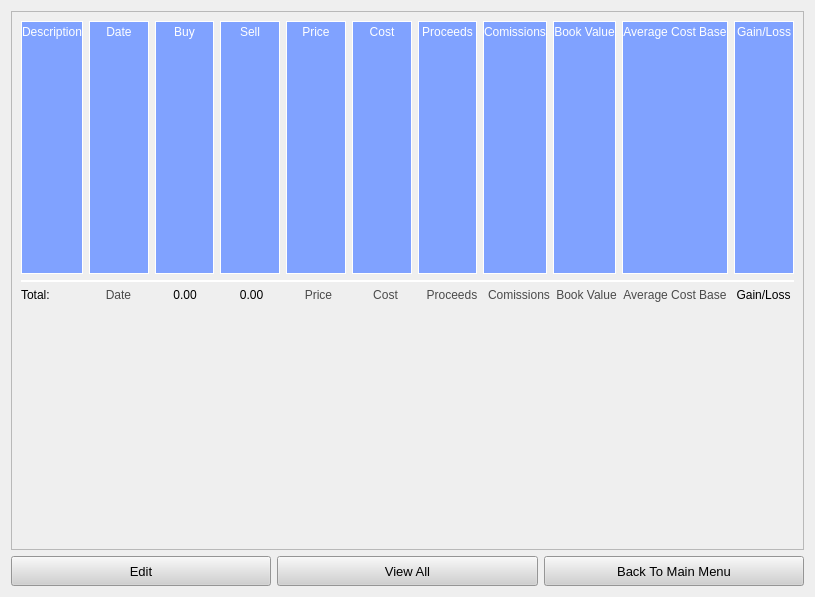
Old version of the form GainLossCalculator/TransactionScreen/transactionscreen.ui in the repository w-ge/Gain-Loss-Calculator.
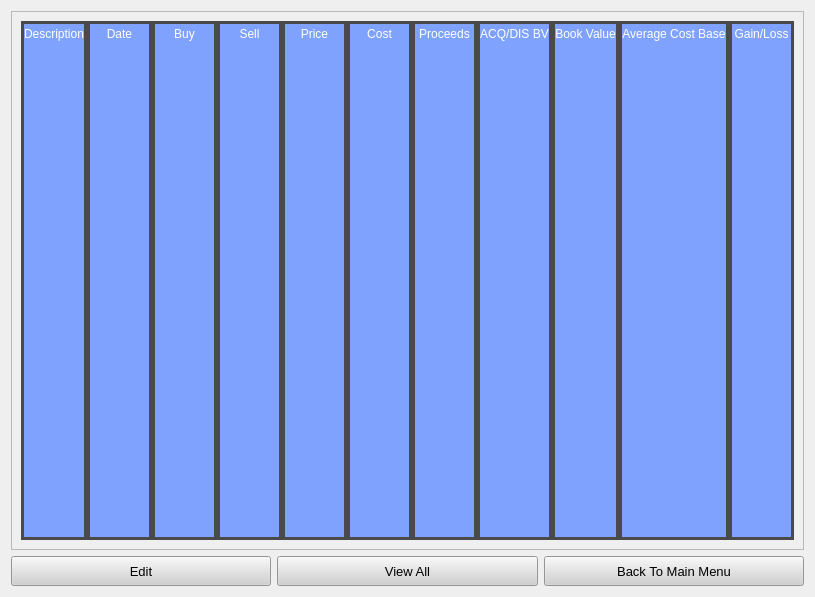
New version of the form.

Commit message: Added Acq BV and total formating

Diff of the .ui file:
```diff
--- a/GainLossCalculator/TransactionScreen/transactionscreen.ui
+++ b/GainLossCalculator/TransactionScreen/transactionscreen.ui
@@ -33,54 +33,13 @@
       </property>
       <layout class="QGridLayout" name="gridLayout_3">
        <item row="0" column="0">
-        <layout class="QGridLayout" name="layout">
-         <item row="0" column="0">
           <layout class="QGridLayout" name="transactions">
+         <property name="horizontalSpacing">
+          <number>0</number>
+         </property>
            <property name="verticalSpacing">
             <number>10</number>
            </property>
-           <item row="0" column="6">
-            <widget class="QLabel" name="proceeds">
-             <property name="minimumSize">
-              <size>
-               <width>0</width>
-               <height>30</height>
-              </size>
-             </property>
-             <property name="styleSheet">
-              <string notr="true">background-color: rgb(128, 162, 255);
-color: rgb(255, 255, 255);
-border: 1px solid white;</string>
-             </property>
-             <property name="text">
-              <string>Proceeds</string>
-             </property>
-             <property name="alignment">
-              <set>Qt::AlignHCenter|Qt::AlignTop</set>
-             </property>
-            </widget>
-           </item>
-           <item row="0" column="3">
-            <widget class="QLabel" name="sell">
-             <property name="minimumSize">
-              <size>
-               <width>0</width>
-               <height>30</height>
-              </size>
-             </property>
-             <property name="styleSheet">
-              <string notr="true">background-color: rgb(128, 162, 255);
-color: rgb(255, 255, 255);
-border: 1px solid white;</string>
-             </property>
-             <property name="text">
-              <string>Sell</string>
-             </property>
-             <property name="alignment">
-              <set>Qt::AlignHCenter|Qt::AlignTop</set>
-             </property>
-            </widget>
-           </item>
            <item row="0" column="0">
             <widget class="QLabel" name="description">
              <property name="minimumSize">
@@ -92,7 +51,7 @@
              <property name="styleSheet">
               <string notr="true">background-color: rgb(128, 162, 255);
 color: rgb(255, 255, 255);
-border: 1px solid white;</string>
+border: 3px solid rgb(74, 74, 74);</string>
              </property>
              <property name="text">
               <string>Description</string>
@@ -102,6 +61,111 @@
              </property>
             </widget>
            </item>
+         <item row="0" column="5">
+          <widget class="QLabel" name="cost">
+           <property name="minimumSize">
+            <size>
+             <width>0</width>
+             <height>30</height>
+            </size>
+           </property>
+           <property name="styleSheet">
+            <string notr="true">background-color: rgb(128, 162, 255);
+color: rgb(255, 255, 255);
+border: 3px solid rgb(74, 74, 74);</string>
+           </property>
+           <property name="text">
+            <string>Cost</string>
+           </property>
+           <property name="alignment">
+            <set>Qt::AlignHCenter|Qt::AlignTop</set>
+           </property>
+          </widget>
+         </item>
+         <item row="0" column="10">
+          <widget class="QLabel" name="gainLoss">
+           <property name="minimumSize">
+            <size>
+             <width>0</width>
+             <height>30</height>
+            </size>
+           </property>
+           <property name="styleSheet">
+            <string notr="true">background-color: rgb(128, 162, 255);
+color: rgb(255, 255, 255);
+border: 3px solid rgb(74, 74, 74);</string>
+           </property>
+           <property name="text">
+            <string>Gain/Loss</string>
+           </property>
+           <property name="alignment">
+            <set>Qt::AlignHCenter|Qt::AlignTop</set>
+           </property>
+          </widget>
+         </item>
+         <item row="0" column="6">
+          <widget class="QLabel" name="proceeds">
+           <property name="minimumSize">
+            <size>
+             <width>0</width>
+             <height>30</height>
+            </size>
+           </property>
+           <property name="styleSheet">
+            <string notr="true">background-color: rgb(128, 162, 255);
+color: rgb(255, 255, 255);
+border: 3px solid rgb(74, 74, 74);</string>
+           </property>
+           <property name="text">
+            <string>Proceeds</string>
+           </property>
+           <property name="alignment">
+            <set>Qt::AlignHCenter|Qt::AlignTop</set>
+           </property>
+          </widget>
+         </item>
+         <item row="0" column="9">
+          <widget class="QLabel" name="avgCB">
+           <property name="minimumSize">
+            <size>
+             <width>0</width>
+             <height>30</height>
+            </size>
+           </property>
+           <property name="styleSheet">
+            <string notr="true">background-color: rgb(128, 162, 255);
+color: rgb(255, 255, 255);
+border: 3px solid rgb(74, 74, 74);</string>
+           </property>
+           <property name="text">
+            <string>Average Cost Base</string>
+           </property>
+           <property name="alignment">
+            <set>Qt::AlignHCenter|Qt::AlignTop</set>
+           </property>
+          </widget>
+         </item>
+         <item row="0" column="1">
+          <widget class="QLabel" name="date">
+           <property name="minimumSize">
+            <size>
+             <width>0</width>
+             <height>30</height>
+            </size>
+           </property>
+           <property name="styleSheet">
+            <string notr="true">background-color: rgb(128, 162, 255);
+color: rgb(255, 255, 255);
+border: 3px solid rgb(74, 74, 74);</string>
+           </property>
+           <property name="text">
+            <string>Date</string>
+           </property>
+           <property name="alignment">
+            <set>Qt::AlignHCenter|Qt::AlignTop</set>
+           </property>
+          </widget>
+         </item>
            <item row="0" column="2">
             <widget class="QLabel" name="buy">
              <property name="minimumSize">
@@ -113,7 +177,7 @@
              <property name="styleSheet">
               <string notr="true">background-color: rgb(128, 162, 255);
 color: rgb(255, 255, 255);
-border: 1px solid white;</string>
+border: 3px solid rgb(74, 74, 74);</string>
              </property>
              <property name="text">
               <string>Buy</string>
@@ -134,7 +198,7 @@
              <property name="styleSheet">
               <string notr="true">background-color: rgb(128, 162, 255);
 color: rgb(255, 255, 255);
-border: 1px solid white;</string>
+border: 3px solid rgb(74, 74, 74);</string>
              </property>
              <property name="text">
               <string>Book Value</string>
@@ -155,7 +219,7 @@
              <property name="styleSheet">
               <string notr="true">background-color: rgb(128, 162, 255);
 color: rgb(255, 255, 255);
-border: 1px solid white;</string>
+border: 3px solid rgb(74, 74, 74);</string>
              </property>
              <property name="text">
               <string>Price</string>
@@ -165,6 +229,27 @@
              </property>
             </widget>
            </item>
+         <item row="0" column="3">
+          <widget class="QLabel" name="sell">
+           <property name="minimumSize">
+            <size>
+             <width>0</width>
+             <height>30</height>
+            </size>
+           </property>
+           <property name="styleSheet">
+            <string notr="true">background-color: rgb(128, 162, 255);
+color: rgb(255, 255, 255);
+border: 3px solid rgb(74, 74, 74);</string>
+           </property>
+           <property name="text">
+            <string>Sell</string>
+           </property>
+           <property name="alignment">
+            <set>Qt::AlignHCenter|Qt::AlignTop</set>
+           </property>
+          </widget>
+         </item>
            <item row="0" column="7">
             <widget class="QLabel" name="comissions">
              <property name="minimumSize">
@@ -176,334 +261,13 @@
              <property name="styleSheet">
               <string notr="true">background-color: rgb(128, 162, 255);
 color: rgb(255, 255, 255);
-border: 1px solid white;</string>
+border: 3px solid rgb(74, 74, 74);</string>
              </property>
              <property name="text">
-              <string>Comissions</string>
+            <string>ACQ/DIS BV</string>
              </property>
              <property name="alignment">
               <set>Qt::AlignHCenter|Qt::AlignTop</set>
-             </property>
-            </widget>
-           </item>
-           <item row="0" column="9">
-            <widget class="QLabel" name="avgCB">
-             <property name="minimumSize">
-              <size>
-               <width>0</width>
-               <height>30</height>
-              </size>
-             </property>
-             <property name="styleSheet">
-              <string notr="true">background-color: rgb(128, 162, 255);
-color: rgb(255, 255, 255);
-border: 1px solid white;</string>
-             </property>
-             <property name="text">
-              <string>Average Cost Base</string>
-             </property>
-             <property name="alignment">
-              <set>Qt::AlignHCenter|Qt::AlignTop</set>
-             </property>
-            </widget>
-           </item>
-           <item row="0" column="1">
-            <widget class="QLabel" name="date">
-             <property name="minimumSize">
-              <size>
-               <width>0</width>
-               <height>30</height>
-              </size>
-             </property>
-             <property name="styleSheet">
-              <string notr="true">background-color: rgb(128, 162, 255);
-color: rgb(255, 255, 255);
-border: 1px solid white;</string>
-             </property>
-             <property name="text">
-              <string>Date</string>
-             </property>
-             <property name="alignment">
-              <set>Qt::AlignHCenter|Qt::AlignTop</set>
-             </property>
-            </widget>
-           </item>
-           <item row="0" column="5">
-            <widget class="QLabel" name="cost">
-             <property name="minimumSize">
-              <size>
-               <width>0</width>
-               <height>30</height>
-              </size>
-             </property>
-             <property name="styleSheet">
-              <string notr="true">background-color: rgb(128, 162, 255);
-color: rgb(255, 255, 255);
-border: 1px solid white;</string>
-             </property>
-             <property name="text">
-              <string>Cost</string>
-             </property>
-             <property name="alignment">
-              <set>Qt::AlignHCenter|Qt::AlignTop</set>
-             </property>
-            </widget>
-           </item>
-           <item row="0" column="10">
-            <widget class="QLabel" name="gainLoss">
-             <property name="minimumSize">
-              <size>
-               <width>0</width>
-               <height>30</height>
-              </size>
-             </property>
-             <property name="styleSheet">
-              <string notr="true">background-color: rgb(128, 162, 255);
-color: rgb(255, 255, 255);
-border: 1px solid white;</string>
-             </property>
-             <property name="text">
-              <string>Gain/Loss</string>
-             </property>
-             <property name="alignment">
-              <set>Qt::AlignHCenter|Qt::AlignTop</set>
-             </property>
-            </widget>
-           </item>
-          </layout>
-         </item>
-         <item row="2" column="0">
-          <layout class="QGridLayout" name="transactions_2">
-           <property name="verticalSpacing">
-            <number>10</number>
-           </property>
-           <item row="0" column="9">
-            <widget class="QLabel" name="avgCB_2">
-             <property name="minimumSize">
-              <size>
-               <width>0</width>
-               <height>30</height>
-              </size>
-             </property>
-             <property name="styleSheet">
-              <string notr="true">color: rgb(74, 74, 74);</string>
-             </property>
-             <property name="text">
-              <string>Average Cost Base</string>
-             </property>
-             <property name="alignment">
-              <set>Qt::AlignHCenter|Qt::AlignTop</set>
-             </property>
-            </widget>
-           </item>
-           <item row="0" column="2">
-            <widget class="QLabel" name="buy_2">
-             <property name="minimumSize">
-              <size>
-               <width>0</width>
-               <height>30</height>
-              </size>
-             </property>
-             <property name="styleSheet">
-              <string notr="true"/>
-             </property>
-             <property name="text">
-              <string>0.00</string>
-             </property>
-             <property name="alignment">
-              <set>Qt::AlignHCenter|Qt::AlignTop</set>
-             </property>
-            </widget>
-           </item>
-           <item row="0" column="7">
-            <widget class="QLabel" name="comissions_2">
-             <property name="minimumSize">
-              <size>
-               <width>0</width>
-               <height>30</height>
-              </size>
-             </property>
-             <property name="styleSheet">
-              <string notr="true">color: rgb(74, 74, 74);</string>
-             </property>
-             <property name="text">
-              <string>Comissions</string>
-             </property>
-             <property name="alignment">
-              <set>Qt::AlignHCenter|Qt::AlignTop</set>
-             </property>
-            </widget>
-           </item>
-           <item row="0" column="10">
-            <widget class="QLabel" name="gainLoss_2">
-             <property name="minimumSize">
-              <size>
-               <width>0</width>
-               <height>30</height>
-              </size>
-             </property>
-             <property name="styleSheet">
-              <string notr="true"/>
-             </property>
-             <property name="text">
-              <string>Gain/Loss</string>
-             </property>
-             <property name="alignment">
-              <set>Qt::AlignHCenter|Qt::AlignTop</set>
-             </property>
-            </widget>
-           </item>
-           <item row="0" column="4">
-            <widget class="QLabel" name="price_2">
-             <property name="minimumSize">
-              <size>
-               <width>0</width>
-               <height>30</height>
-              </size>
-             </property>
-             <property name="styleSheet">
-              <string notr="true">color: rgb(74, 74, 74);</string>
-             </property>
-             <property name="text">
-              <string>Price</string>
-             </property>
-             <property name="alignment">
-              <set>Qt::AlignHCenter|Qt::AlignTop</set>
-             </property>
-            </widget>
-           </item>
-           <item row="0" column="1">
-            <widget class="QLabel" name="date_2">
-             <property name="minimumSize">
-              <size>
-               <width>0</width>
-               <height>30</height>
-              </size>
-             </property>
-             <property name="styleSheet">
-              <string notr="true">color: rgb(74, 74, 74);</string>
-             </property>
-             <property name="text">
-              <string>Date</string>
-             </property>
-             <property name="alignment">
-              <set>Qt::AlignHCenter|Qt::AlignTop</set>
-             </property>
-            </widget>
-           </item>
-           <item row="0" column="0">
-            <widget class="QLabel" name="description_2">
-             <property name="minimumSize">
-              <size>
-               <width>0</width>
-               <height>30</height>
-              </size>
-             </property>
-             <property name="styleSheet">
-              <string notr="true"/>
-             </property>
-             <property name="text">
-              <string>Total:</string>
-             </property>
-             <property name="alignment">
-              <set>Qt::AlignLeading|Qt::AlignLeft|Qt::AlignTop</set>
-             </property>
-            </widget>
-           </item>
-           <item row="0" column="6">
-            <widget class="QLabel" name="proceeds_2">
-             <property name="minimumSize">
-              <size>
-               <width>0</width>
-               <height>30</height>
-              </size>
-             </property>
-             <property name="styleSheet">
-              <string notr="true">color: rgb(74, 74, 74);</string>
-             </property>
-             <property name="text">
-              <string>Proceeds</string>
-             </property>
-             <property name="alignment">
-              <set>Qt::AlignHCenter|Qt::AlignTop</set>
-             </property>
-            </widget>
-           </item>
-           <item row="0" column="8">
-            <widget class="QLabel" name="bookValue_2">
-             <property name="minimumSize">
-              <size>
-               <width>0</width>
-               <height>30</height>
-              </size>
-             </property>
-             <property name="styleSheet">
-              <string notr="true">color: rgb(74, 74, 74);</string>
-             </property>
-             <property name="text">
-              <string>Book Value</string>
-             </property>
-             <property name="alignment">
-              <set>Qt::AlignHCenter|Qt::AlignTop</set>
-             </property>
-            </widget>
-           </item>
-           <item row="0" column="5">
-            <widget class="QLabel" name="cost_2">
-             <property name="minimumSize">
-              <size>
-               <width>0</width>
-               <height>30</height>
-              </size>
-             </property>
-             <property name="styleSheet">
-              <string notr="true">color: rgb(74, 74, 74);</string>
-             </property>
-             <property name="text">
-              <string>Cost</string>
-             </property>
-             <property name="alignment">
-              <set>Qt::AlignHCenter|Qt::AlignTop</set>
-             </property>
-            </widget>
-           </item>
-           <item row="0" column="3">
-            <widget class="QLabel" name="sell_2">
-             <property name="minimumSize">
-              <size>
-               <width>0</width>
-               <height>30</height>
-              </size>
-             </property>
-             <property name="styleSheet">
-              <string notr="true"/>
-             </property>
-             <property name="text">
-              <string>0.00</string>
-             </property>
-             <property name="alignment">
-              <set>Qt::AlignHCenter|Qt::AlignTop</set>
-             </property>
-            </widget>
-           </item>
-          </layout>
-         </item>
-         <item row="1" column="0">
-          <widget class="QWidget" name="line" native="true">
-           <property name="minimumSize">
-            <size>
-             <width>0</width>
-             <height>2</height>
-            </size>
-           </property>
-           <property name="maximumSize">
-            <size>
-             <width>16777215</width>
-             <height>2</height>
-            </size>
-           </property>
-           <property name="styleSheet">
-            <string notr="true">background-color: rgb(255, 255, 255);</string>
            </property>
           </widget>
          </item>
```
Lines whose indentation alone changed are shown as unchanged. The commit also changes 35 other files.
